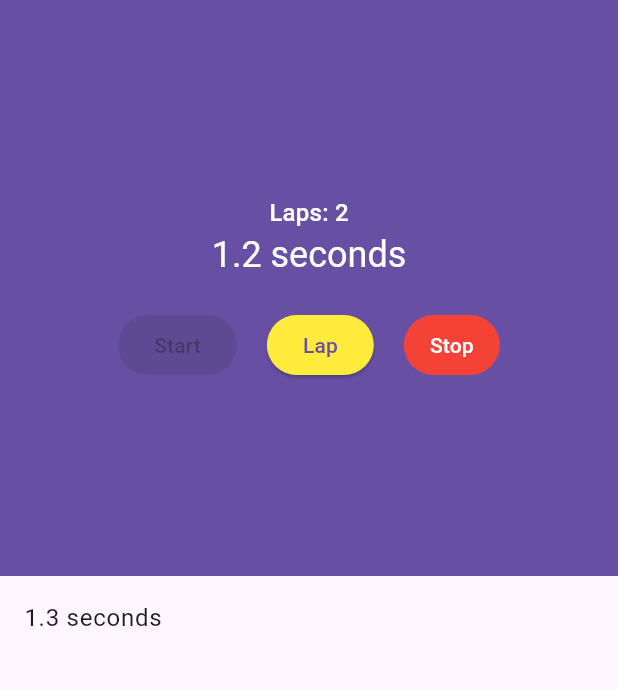
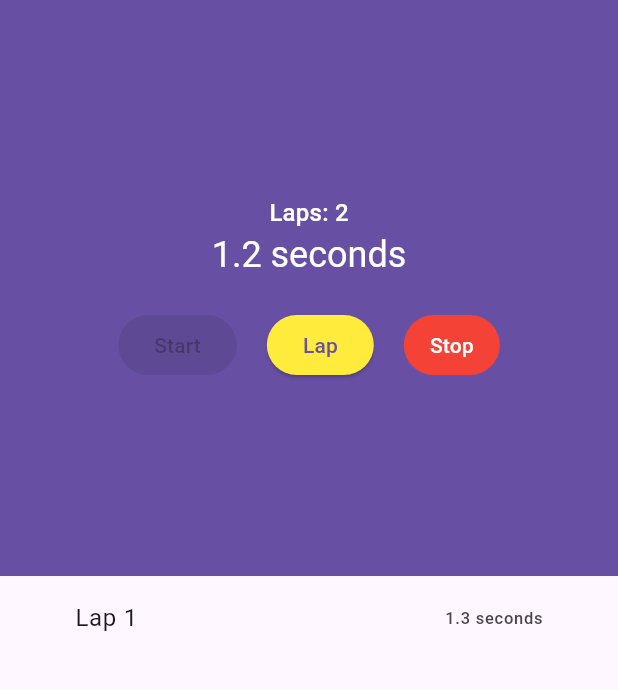
Before and after one commit to KhawajaTanzeelUrRehman/stopwatch, a Flutter app: the screen it shows after launch, after a tap on "Start", after a tap on "Lap", on a phone screen of 412 x 824 dp, the part 84-774 px from its top. Run offline on Flutter 3.47's test engine with Material 3 defaults, Android fonts, the phone set to English and light mode, and no system bars.

Commit message:
making adjustments in listview

```diff
--- a/lib/stopwatch.dart
+++ b/lib/stopwatch.dart
@@ -10,6 +10,8 @@ class StopWatchState extends State<StopWatch> {
   int? milliseconds = 0;
   Timer? timer;
   final laps = <int>[];
+  final itemHeight = 60.0;
+  final scrollController = ScrollController();
   bool isTicking = false;
   @override
   void _onTick(Timer time) {
@@ -17,11 +19,17 @@ class StopWatchState extends State<StopWatch> {
       milliseconds = milliseconds! + 100;
     });
   }
+
   void _lap() {
     setState(() {
       laps.add(milliseconds!);
       milliseconds = 0;
     });
+    scrollController.animateTo(
+      itemHeight * laps.length,
+      duration: const Duration(milliseconds: 500),
+      curve: Curves.easeIn,
+    );
   }
 
   @override
@@ -74,7 +82,8 @@ class StopWatchState extends State<StopWatch> {
           onPressed: isTicking
               ? null
               : () {
-                  timer = Timer.periodic(const Duration(milliseconds: 100), _onTick);
+                  timer = Timer.periodic(
+                      const Duration(milliseconds: 100), _onTick);
                   setState(() {
                     milliseconds = 0;
                     isTicking = true;
@@ -125,13 +134,20 @@ class StopWatchState extends State<StopWatch> {
   }
 
   Widget _buildLapDisplay() {
-    return ListView(
-      children: [
-        for (int milliseconds in laps)
-          ListTile(
-            title: Text(_secondsText(milliseconds)),
-          )
-      ],
+    return Scrollbar(
+      child: ListView.builder(
+        controller: scrollController,
+        itemExtent: itemHeight,
+        itemCount: laps.length,
+        itemBuilder: (context, index) {
+          final milliseconds = laps[index];
+          return ListTile(
+            contentPadding: const EdgeInsets.symmetric(horizontal: 50),
+            title: Text('Lap ${index + 1}'),
+            trailing: Text(_secondsText(milliseconds)),
+          );
+        },
+      ),
     );
   }
 
```
Lines whose indentation alone changed are shown as unchanged.
